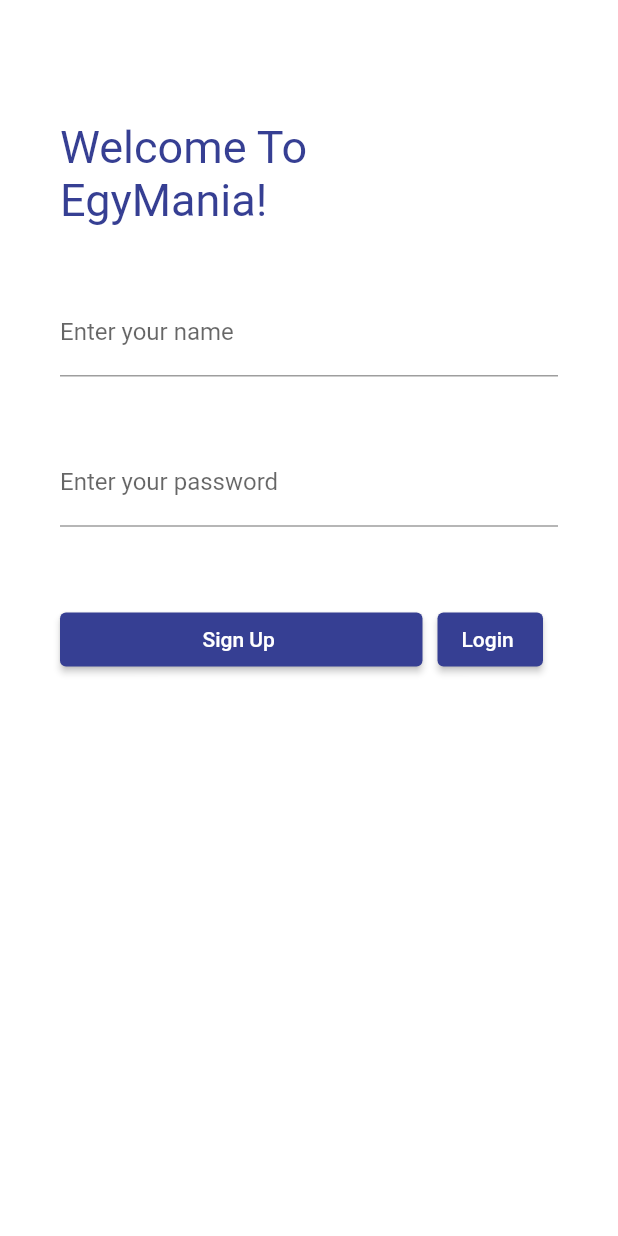
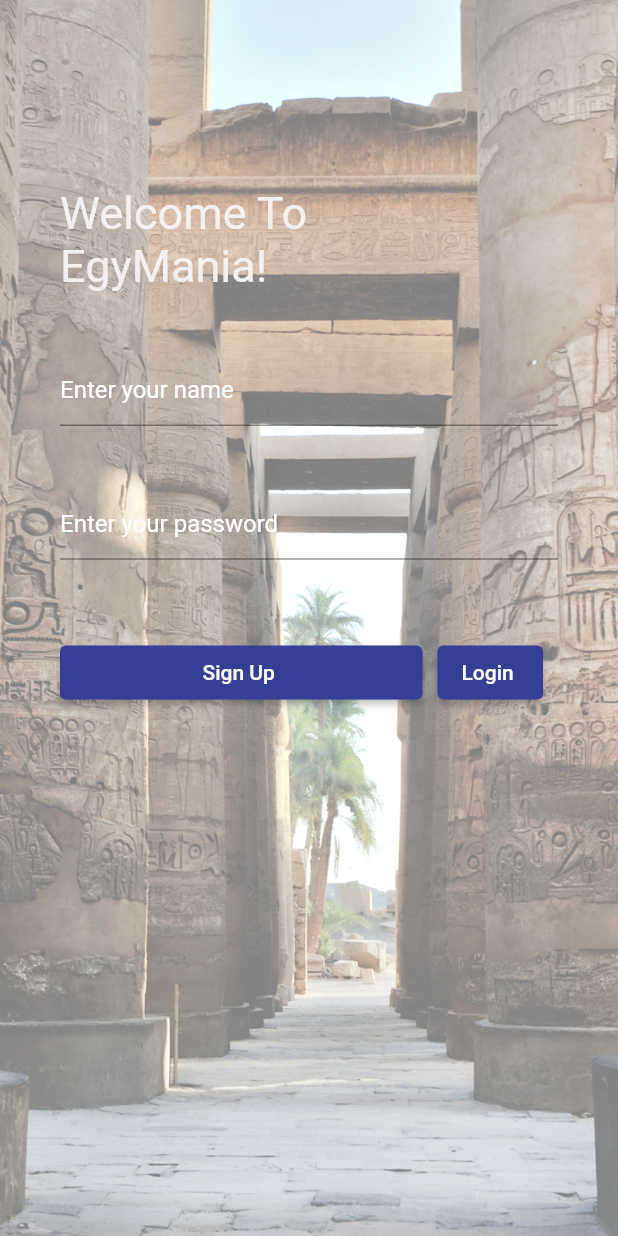
Before and after one commit to nathaliesameh26/DiscoverEgypt, a Flutter app: the screen it shows after launch, on a phone screen of 412 x 824 dp. Run offline on Flutter 3.47's test engine with Material 2 defaults, Android fonts, the phone set to English and light mode, and no system bars.

Commit message:
update  login

```diff
--- a/mobileapplication/lib/login.dart
+++ b/mobileapplication/lib/login.dart
@@ -1,4 +1,5 @@
 import 'package:flutter/material.dart';
+import 'package:flutter/services.dart';
 
 class Login extends StatefulWidget {
   @override
@@ -15,12 +16,37 @@ class _LoginState extends State<Login> {
 
     return Scaffold(
       key: _scaffoldKey,
-      appBar: AppBar(
-        backgroundColor: Colors.transparent,
-        elevation: 0,
+      // appBar: AppBar(
+      //   backgroundColor: Colors.transparent,
+      //   elevation: 0,
+      // ),
+      backgroundColor: Color(0xFFffffff),
+      body: AnnotatedRegion<SystemUiOverlayStyle>(
+        value: SystemUiOverlayStyle.light,
+        child: GestureDetector(
+          child: Stack(
+            children: <Widget>[
+              Container(
+                height: double.infinity,
+                width: double.infinity,
+                // ignore: prefer_const_constructors
+                decoration: BoxDecoration(
+                  image: DecorationImage(
+                    // colorFilter: new ColorFilter.mode(Colors.black.withOpacity(0.2), BlendMode.dstATop),
+                    image: AssetImage('assets/temple.jpg'),
+                    colorFilter: ColorFilter.mode(
+                      Colors.white.withOpacity(0.5),
+                      BlendMode.modulate,
                     ),
-      backgroundColor: Color(0xFFffffff),
-      body: Container(
+                    fit: BoxFit.fitHeight,
+                    // gradient: LinearGradient(
+                    //   begin: Alignment.topCenter,
+                    //   end: Alignment.bottomCenter,
+                  ),
+                ),
+                child: Padding(
+                  padding: const EdgeInsets.only(top: 100),
+                  child: Container(
                     padding: const EdgeInsets.only(left: 40, right: 40),
                     child: Form(
                       key: formKey, //key for form
@@ -28,20 +54,25 @@ class _LoginState extends State<Login> {
                         crossAxisAlignment: CrossAxisAlignment.start,
                         children: [
                           SizedBox(height: height * 0.03),
-              Text(
+                          const Text(
                             "Welcome To",
-                style: TextStyle(fontSize: 30, color: Color(0xFF363f93)),
+                            style: TextStyle(
+                                fontSize: 30,
+                                color: Color.fromARGB(255, 243, 240, 240)),
                           ),
-              Text(
+                          const Text(
                             "EgyMania!",
-                style: TextStyle(fontSize: 30, color: Color(0xFF363f93)),
+                            style: TextStyle(
+                                fontSize: 30,
+                                color: Color.fromARGB(255, 243, 240, 240)),
                           ),
                           SizedBox(
                             height: height * 0.05,
                           ),
                           TextFormField(
                             decoration: InputDecoration(
-                  labelText: "Enter your name",
+                              hintText: "Enter your name",
+                              hintStyle: TextStyle(color: Colors.white),
                             ),
                             validator: (value) {
                               if (value!.isEmpty ||
@@ -57,7 +88,8 @@ class _LoginState extends State<Login> {
                           ),
                           TextFormField(
                             decoration: InputDecoration(
-                  labelText: "Enter your password",
+                              hintText: "Enter your password",
+                              hintStyle: TextStyle(color: Colors.white),
                             ),
                             validator: (value) {
                               if (value!.isEmpty) {
@@ -78,7 +110,8 @@ class _LoginState extends State<Login> {
                                       // "Sign Up",
                                       // style: TextStyle(fontSize: 22, color: Color(0xFF363f93)),
                                       onPressed: () {
-                            Navigator.pushNamed(context, '/register');
+                                        Navigator.pushNamed(
+                                            context, '/register');
                                       },
                                       style: TextButton.styleFrom(
                                           backgroundColor: Color(0xFF363f93)),
@@ -91,9 +124,10 @@ class _LoginState extends State<Login> {
                                 child: ElevatedButton(
                                   onPressed: () {
                                     if (formKey.currentState!.validate()) {
-                          final snackBar =
-                              SnackBar(content: Text('Submitting form'));
-                          ScaffoldMessenger.of(context).showSnackBar(snackBar);
+                                      final snackBar = SnackBar(
+                                          content: Text('Submitting form'));
+                                      ScaffoldMessenger.of(context)
+                                          .showSnackBar(snackBar);
                                     }
                                   },
                                   style: TextButton.styleFrom(
@@ -110,6 +144,12 @@ class _LoginState extends State<Login> {
                       ),
                     ),
                   ),
+                ),
+              ),
+            ],
+          ),
+        ),
+      ),
     );
   }
 }
```
Lines whose indentation alone changed are shown as unchanged.
